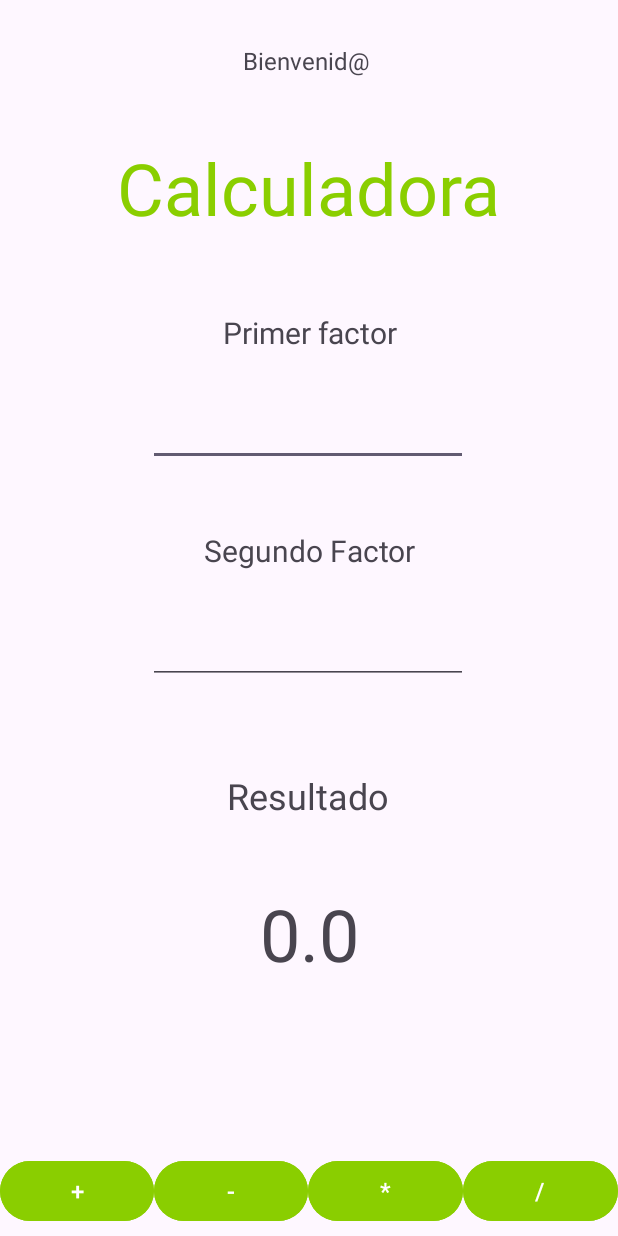
After one commit to af3d3z/miprimeraapp, an Android app: the layout activity_calculadora.xml on its own in the app's theme, with its tools: preview values and no code run, on a phone screen of 412 x 824 dp. The commit adds this screen. Run offline under Robolectric (Android 15) with nearby library versions, the phone set to English and light mode, and no system bars; Roboto replaces fonts that are not available here.

Commit message:
Añadida calculadora

```diff
--- a/app/src/main/AndroidManifest.xml
+++ b/app/src/main/AndroidManifest.xml
@@ -13,7 +13,10 @@
         android:theme="@style/Theme.MiPrimeraApp"
         tools:targetApi="31">
         <activity
-            android:name=".bienvenida"
+            android:name=".ControlActivity"
+            android:exported="false" />
+        <activity
+            android:name=".Calculadora"
             android:exported="false"
             android:theme="@style/Theme.MiPrimeraApp" />
         <activity
--- a/app/src/main/java/com/example/miprimeraapp/bienvenida.java
+++ /dev/null
@@ -1,6 +0,0 @@
-package com.example.miprimeraapp;
-
-import android.app.Activity;
-
-public class bienvenida extends Activity {
-}
--- a/app/src/main/res/layout-land/activity_main.xml
+++ b/app/src/main/res/layout-land/activity_main.xml
@@ -69,7 +69,7 @@
         app:layout_constraintVertical_bias="0.203" />
 
     <EditText
-        android:id="@+id/editTextText2"
+        android:id="@+id/password"
         android:layout_width="150dp"
         android:layout_height="wrap_content"
         android:layout_marginStart="55dp"
@@ -104,7 +104,7 @@
         app:layout_constraintEnd_toEndOf="parent"
         app:layout_constraintHorizontal_bias="0.61"
         app:layout_constraintStart_toStartOf="parent"
-        app:layout_constraintTop_toBottomOf="@+id/editTextText2"
+        app:layout_constraintTop_toBottomOf="@+id/password"
         app:layout_constraintVertical_bias="0.961" />
 
     <Button
--- a/app/src/main/res/layout-sw600dp/activity_main.xml
+++ b/app/src/main/res/layout-sw600dp/activity_main.xml
@@ -69,7 +69,7 @@
         app:layout_constraintVertical_bias="0.093" />
 
     <EditText
-        android:id="@+id/editTextText2"
+        android:id="@+id/password"
         android:layout_width="357dp"
         android:layout_height="63dp"
         android:layout_marginStart="17dp"
@@ -104,7 +104,7 @@
         app:layout_constraintEnd_toEndOf="parent"
         app:layout_constraintHorizontal_bias="0.709"
         app:layout_constraintStart_toStartOf="parent"
-        app:layout_constraintTop_toBottomOf="@+id/editTextText2"
+        app:layout_constraintTop_toBottomOf="@+id/password"
         app:layout_constraintVertical_bias="0.959" />
 
     <Button
--- a/app/src/main/res/layout-w600dp-land/activity_main.xml
+++ b/app/src/main/res/layout-w600dp-land/activity_main.xml
@@ -69,7 +69,7 @@
         app:layout_constraintVertical_bias="0.116" />
 
     <EditText
-        android:id="@+id/editTextText2"
+        android:id="@+id/password"
         android:layout_width="216dp"
         android:layout_height="55dp"
         android:layout_marginStart="17dp"
--- /dev/null
+++ b/app/src/main/res/layout/activity_calculadora.xml
@@ -0,0 +1,173 @@
+<?xml version="1.0" encoding="utf-8"?>
+<androidx.constraintlayout.widget.ConstraintLayout xmlns:android="http://schemas.android.com/apk/res/android"
+    xmlns:app="http://schemas.android.com/apk/res-auto"
+    xmlns:tools="http://schemas.android.com/tools"
+    android:id="@+id/main"
+    android:layout_width="match_parent"
+    android:layout_height="match_parent"
+    tools:context=".Calculadora">
+
+    <TextView
+        android:id="@+id/textView4"
+        android:layout_width="274dp"
+        android:layout_height="56dp"
+        android:text="Calculadora"
+        android:textAlignment="center"
+        android:textColor="#8ACE00"
+        android:textSize="48sp"
+        app:layout_constraintBottom_toBottomOf="parent"
+        app:layout_constraintEnd_toEndOf="parent"
+        app:layout_constraintHorizontal_bias="0.496"
+        app:layout_constraintStart_toStartOf="parent"
+        app:layout_constraintTop_toTopOf="parent"
+        app:layout_constraintVertical_bias="0.121" />
+
+    <TextView
+        android:id="@+id/textView5"
+        android:layout_width="141dp"
+        android:layout_height="36dp"
+        android:text="Primer factor"
+        android:textAlignment="center"
+        android:textSize="20sp"
+        app:layout_constraintBottom_toBottomOf="parent"
+        app:layout_constraintEnd_toEndOf="parent"
+        app:layout_constraintStart_toStartOf="parent"
+        app:layout_constraintTop_toTopOf="parent"
+        app:layout_constraintVertical_bias="0.264" />
+
+    <EditText
+        android:id="@+id/number1"
+        android:layout_width="wrap_content"
+        android:layout_height="wrap_content"
+        android:ems="10"
+        android:inputType="number"
+        app:layout_constraintBottom_toBottomOf="parent"
+        app:layout_constraintEnd_toEndOf="parent"
+        app:layout_constraintHorizontal_bias="0.497"
+        app:layout_constraintStart_toStartOf="parent"
+        app:layout_constraintTop_toTopOf="parent"
+        app:layout_constraintVertical_bias="0.341" />
+
+    <TextView
+        android:id="@+id/textView6"
+        android:layout_width="145dp"
+        android:layout_height="40dp"
+        android:text="Segundo Factor"
+        android:textAlignment="center"
+        android:textSize="20sp"
+        app:layout_constraintBottom_toBottomOf="parent"
+        app:layout_constraintEnd_toEndOf="parent"
+        app:layout_constraintStart_toStartOf="parent"
+        app:layout_constraintTop_toTopOf="parent"
+        app:layout_constraintVertical_bias="0.451" />
+
+    <EditText
+        android:id="@+id/number2"
+        android:layout_width="wrap_content"
+        android:layout_height="wrap_content"
+        android:ems="10"
+        android:inputType="number"
+        app:layout_constraintBottom_toBottomOf="parent"
+        app:layout_constraintEnd_toEndOf="parent"
+        app:layout_constraintHorizontal_bias="0.497"
+        app:layout_constraintStart_toStartOf="parent"
+        app:layout_constraintTop_toTopOf="parent"
+        app:layout_constraintVertical_bias="0.527" />
+
+    <TextView
+        android:id="@+id/textView7"
+        android:layout_width="163dp"
+        android:layout_height="41dp"
+        android:layout_marginStart="124dp"
+        android:layout_marginTop="38dp"
+        android:layout_marginEnd="124dp"
+        android:text="Resultado"
+        android:textAlignment="center"
+        android:textSize="24sp"
+        app:layout_constraintBottom_toBottomOf="parent"
+        app:layout_constraintEnd_toEndOf="parent"
+        app:layout_constraintHorizontal_bias="0.0"
+        app:layout_constraintStart_toStartOf="parent"
+        app:layout_constraintTop_toTopOf="parent"
+        app:layout_constraintVertical_bias="0.639" />
+
+    <TextView
+        android:id="@+id/resultado"
+        android:layout_width="123dp"
+        android:layout_height="76dp"
+        android:text="0.0"
+        android:textAlignment="center"
+        android:textSize="48sp"
+        app:layout_constraintBottom_toBottomOf="parent"
+        app:layout_constraintEnd_toEndOf="parent"
+        app:layout_constraintStart_toStartOf="parent"
+        app:layout_constraintTop_toTopOf="parent"
+        app:layout_constraintVertical_bias="0.789" />
+
+    <LinearLayout
+
+        android:id="@+id/linearLayout"
+        android:layout_width="match_parent"
+        android:layout_height="wrap_content"
+        android:orientation="horizontal"
+        android:weightSum="4"
+        app:layout_constraintBottom_toBottomOf="parent"
+        app:layout_constraintEnd_toEndOf="parent"
+        app:layout_constraintHorizontal_bias="0.0"
+        app:layout_constraintStart_toStartOf="parent"
+        app:layout_constraintTop_toTopOf="parent"
+        app:layout_constraintVertical_bias="0.992">
+
+        <Button
+            android:id="@+id/suma"
+            android:layout_width="wrap_content"
+            android:layout_height="wrap_content"
+            android:layout_weight="1"
+            android:text="+"
+            android:textSize="16dp"
+            android:backgroundTint="#8ACE00"/>
+
+        <Button
+            android:id="@+id/resta"
+            android:layout_width="wrap_content"
+            android:layout_height="wrap_content"
+            android:layout_weight="1"
+            android:text="-"
+            android:textSize="16dp"
+            android:backgroundTint="#8ACE00"/>
+
+        <Button
+            android:id="@+id/multiplicar"
+            android:layout_width="wrap_content"
+            android:layout_height="wrap_content"
+            android:layout_weight="1"
+            android:text="*"
+            android:textSize="16dp"
+            android:backgroundTint="#8ACE00"/>
+
+
+        <Button
+            android:id="@+id/dividir"
+            android:layout_width="wrap_content"
+            android:layout_height="wrap_content"
+            android:layout_weight="1"
+            android:text="/"
+            android:textSize="16dp"
+            android:backgroundTint="#8ACE00"/>
+
+    </LinearLayout>
+
+    <TextView
+        android:id="@+id/welcomeText"
+        android:layout_width="209dp"
+        android:layout_height="37dp"
+        android:text="Bienvenid@ "
+        android:textAlignment="center"
+        android:textSize="16sp"
+        app:layout_constraintBottom_toBottomOf="@+id/linearLayout"
+        app:layout_constraintEnd_toEndOf="parent"
+        app:layout_constraintStart_toStartOf="parent"
+        app:layout_constraintTop_toTopOf="parent"
+        app:layout_constraintVertical_bias="0.038" />
+
+</androidx.constraintlayout.widget.ConstraintLayout>
```
Also changed, not shown: app/src/main/java/com/example/miprimeraapp/Calculadora.kt (added, +87 -0 lines), app/src/main/java/com/example/miprimeraapp/ControlActivity.kt (added, +35 -0 lines), app/src/main/java/com/example/miprimeraapp/FirstFragment.kt (deleted, +0 -44 lines), app/src/main/java/com/example/miprimeraapp/MainActivity.kt (+22 -22 lines), app/src/main/java/com/example/miprimeraapp/SecondFragment.kt (deleted, +0 -44 lines), app/src/main/res/layout/activity_bienvenida.xml (deleted, +0 -33 lines), app/src/main/res/layout/activity_control.xml (added, +10 -0 lines), app/src/main/res/layout/activity_main.xml (+6 -5 lines), app/src/main/res/layout/bienvenida.xml (deleted, +0 -17 lines), app/src/main/res/layout/content_bienvenida.xml (deleted, +0 -19 lines), app/src/main/res/layout/fragment_first.xml (deleted, +0 -35 lines), app/src/main/res/layout/fragment_second.xml (deleted, +0 -35 lines), app/src/main/res/navigation/nav_graph2.xml (added, +28 -0 lines).
